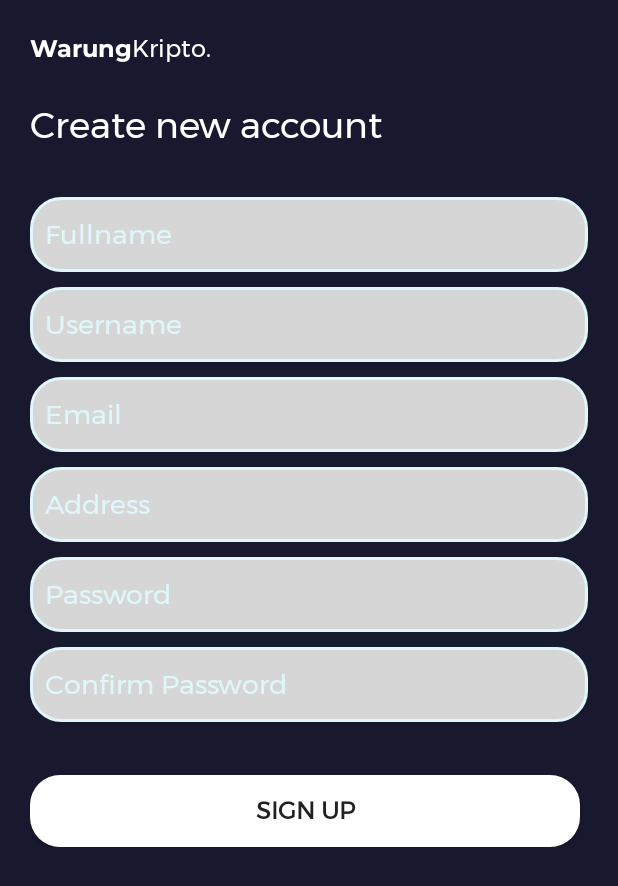
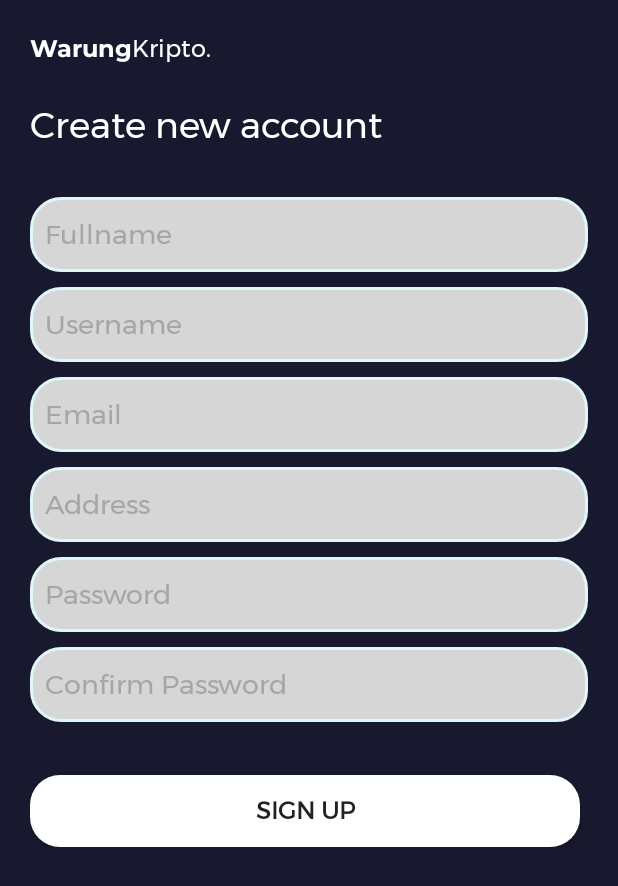
Before and after one commit to alphitardian/TR-PAM, an Android app: the RegisterActivity screen opened directly, with no data from a screen before it, on a phone screen of 412 x 824 dp. Shown: the top 886 px of the screen. Run offline under Robolectric (Android 15) with nearby library versions, the phone set to English and light mode, and no system bars; our stand-ins replace Firebase (no records; nobody signed in at launch, a user with empty details on screens opened directly).

Commit message:
Improve some UX

```diff
--- a/app/src/main/res/layout/register_screen.xml
+++ b/app/src/main/res/layout/register_screen.xml
@@ -2,30 +2,32 @@
 <LinearLayout xmlns:android="http://schemas.android.com/apk/res/android"
     android:layout_width="match_parent"
     android:layout_height="match_parent"
+    android:layout_gravity="center"
+    android:background="@color/primaryBackground"
     android:orientation="vertical"
-    android:padding="20dp"
-    android:background="@color/primaryBackground"
-    android:layout_gravity="center">
+    android:padding="20dp">
 
     <LinearLayout
         android:layout_width="match_parent"
         android:layout_height="wrap_content"
-        android:orientation="horizontal"
-        android:layout_marginBottom="20dp">
+        android:layout_marginBottom="20dp"
+        android:orientation="horizontal">
+
         <TextView
             android:layout_width="wrap_content"
             android:layout_height="wrap_content"
+            android:fontFamily="@font/montserrat_bold"
             android:text="Warung"
-            android:textSize="16dp"
             android:textColor="@color/white"
-            android:fontFamily="@font/montserrat_bold"></TextView>
+            android:textSize="16dp"></TextView>
+
         <TextView
             android:layout_width="wrap_content"
             android:layout_height="wrap_content"
+            android:fontFamily="@font/montserrat"
             android:text="Kripto."
-            android:textSize="16dp"
             android:textColor="@color/white"
-            android:fontFamily="@font/montserrat"></TextView>
+            android:textSize="16dp"></TextView>
     </LinearLayout>
 
     <LinearLayout
@@ -36,102 +38,100 @@
         <TextView
             android:layout_width="wrap_content"
             android:layout_height="wrap_content"
+            android:layout_marginBottom="30dp"
+            android:fontFamily="@font/montserrat"
             android:text="Create new account"
-            android:textSize="24dp"
             android:textColor="@color/white"
-            android:fontFamily="@font/montserrat"
-            android:layout_marginBottom="30dp"/>
+            android:textSize="24dp" />
 
         <EditText
             android:id="@+id/regisEditTextFullname"
-            android:padding="10dp"
-            android:background="@drawable/auth_form"
-            android:textColor="@color/light"
-            android:textColorHint="@color/light"
             android:layout_width="match_parent"
             android:layout_height="50dp"
+            android:layout_marginBottom="10dp"
+            android:background="@drawable/auth_form"
+            android:fontFamily="@font/montserrat"
             android:hint="@string/register_fullname"
             android:inputType="textEmailAddress"
-            android:fontFamily="@font/montserrat"
-            android:layout_marginBottom="10dp"/>
+            android:padding="10dp"
+            android:textColor="@color/light"
+            android:textColorHint="@color/textHint" />
 
         <EditText
             android:id="@+id/regisEditTextUsername"
-            android:padding="10dp"
-            android:background="@drawable/auth_form"
-            android:textColor="@color/light"
-            android:textColorHint="@color/light"
             android:layout_width="match_parent"
             android:layout_height="50dp"
+            android:layout_marginBottom="10dp"
+            android:background="@drawable/auth_form"
+            android:fontFamily="@font/montserrat"
             android:hint="@string/login_username_edittext"
-            android:fontFamily="@font/montserrat"
-            android:layout_marginBottom="10dp"/>
+            android:padding="10dp"
+            android:textColor="@color/light"
+            android:textColorHint="@color/textHint" />
 
         <EditText
             android:id="@+id/regisEditTextEmail"
-            android:padding="10dp"
-            android:background="@drawable/auth_form"
-            android:textColor="@color/light"
-            android:textColorHint="@color/light"
             android:layout_width="match_parent"
             android:layout_height="50dp"
+            android:layout_marginBottom="10dp"
+            android:background="@drawable/auth_form"
+            android:fontFamily="@font/montserrat"
             android:hint="@string/login_email"
             android:inputType="textEmailAddress"
-            android:fontFamily="@font/montserrat"
-            android:layout_marginBottom="10dp"/>
+            android:padding="10dp"
+            android:textColor="@color/light"
+            android:textColorHint="@color/textHint" />
 
         <EditText
             android:id="@+id/regisEditTextAddress"
-            android:padding="10dp"
-            android:background="@drawable/auth_form"
-            android:textColor="@color/light"
-            android:textColorHint="@color/light"
             android:layout_width="match_parent"
             android:layout_height="50dp"
+            android:layout_marginBottom="10dp"
+            android:background="@drawable/auth_form"
             android:fontFamily="@font/montserrat"
             android:hint="@string/register_address"
-            android:layout_marginBottom="10dp"/>
+            android:padding="10dp"
+            android:textColor="@color/light"
+            android:textColorHint="@color/textHint" />
 
         <EditText
             android:id="@+id/regisEditTextPassword"
-            android:padding="10dp"
-            android:background="@drawable/auth_form"
-            android:textColor="@color/light"
-            android:textColorHint="@color/light"
             android:layout_width="match_parent"
             android:layout_height="50dp"
+            android:layout_marginBottom="10dp"
+            android:background="@drawable/auth_form"
+            android:fontFamily="@font/montserrat"
             android:hint="@string/login_password"
-            android:fontFamily="@font/montserrat"
-            android:layout_marginBottom="10dp"/>
+            android:padding="10dp"
+            android:textColor="@color/light"
+            android:textColorHint="@color/textHint" />
 
         <EditText
             android:id="@+id/regisEditTextConfirmPassword"
-            android:padding="10dp"
-            android:background="@drawable/auth_form"
-            android:textColor="@color/light"
-            android:textColorHint="@color/light"
             android:layout_width="match_parent"
             android:layout_height="50dp"
+            android:layout_marginBottom="10dp"
+            android:background="@drawable/auth_form"
+            android:fontFamily="@font/montserrat"
             android:hint="@string/confirm_password"
-            android:fontFamily="@font/montserrat"
-            android:layout_marginBottom="10dp"/>
+            android:padding="10dp"
+            android:textColor="@color/light"
+            android:textColorHint="@color/textHint" />
 
 
         <Button
             android:id="@+id/btnRegistration"
             android:layout_width="match_parent"
             android:layout_height="wrap_content"
+            android:layout_marginTop="25dp"
+            android:layout_marginRight="5dp"
             android:background="@drawable/auth_button"
+            android:fontFamily="@font/montserrat"
             android:text="Sign Up"
             android:textSize="16dp"
-            android:textStyle="bold"
-            android:layout_marginTop="25dp"
-            android:fontFamily="@font/montserrat"
-            android:layout_marginRight="5dp"/>
+            android:textStyle="bold" />
 
     </LinearLayout>
 
 
-
-
 </LinearLayout>
--- a/app/src/main/res/values/colors.xml
+++ b/app/src/main/res/values/colors.xml
@@ -12,4 +12,5 @@
     <color name="black">#FF000000</color>
     <color name="white">#FFFFFFFF</color>
     <color name="light">#E0F7FA</color>
+    <color name="textHint">#A6A6A6</color>
 </resources>
```
Also changed, not shown: app/src/main/res/layout/edit_profile_screen.xml (+6 -6 lines), app/src/main/res/layout/login_screen.xml (+45 -41 lines).
